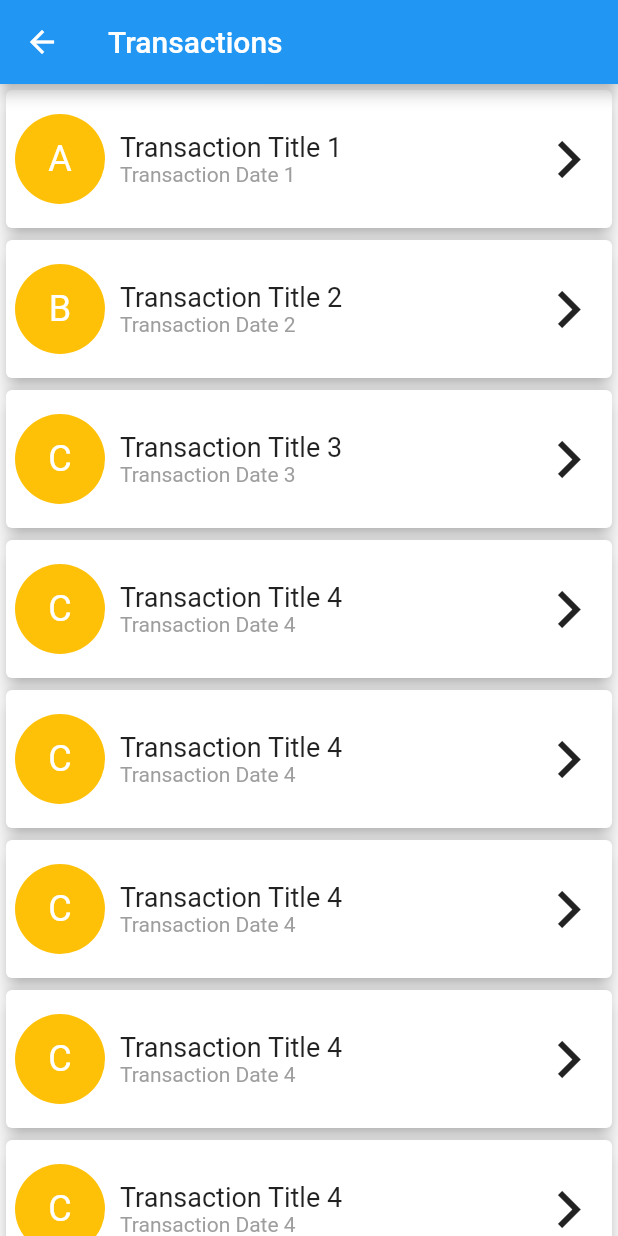
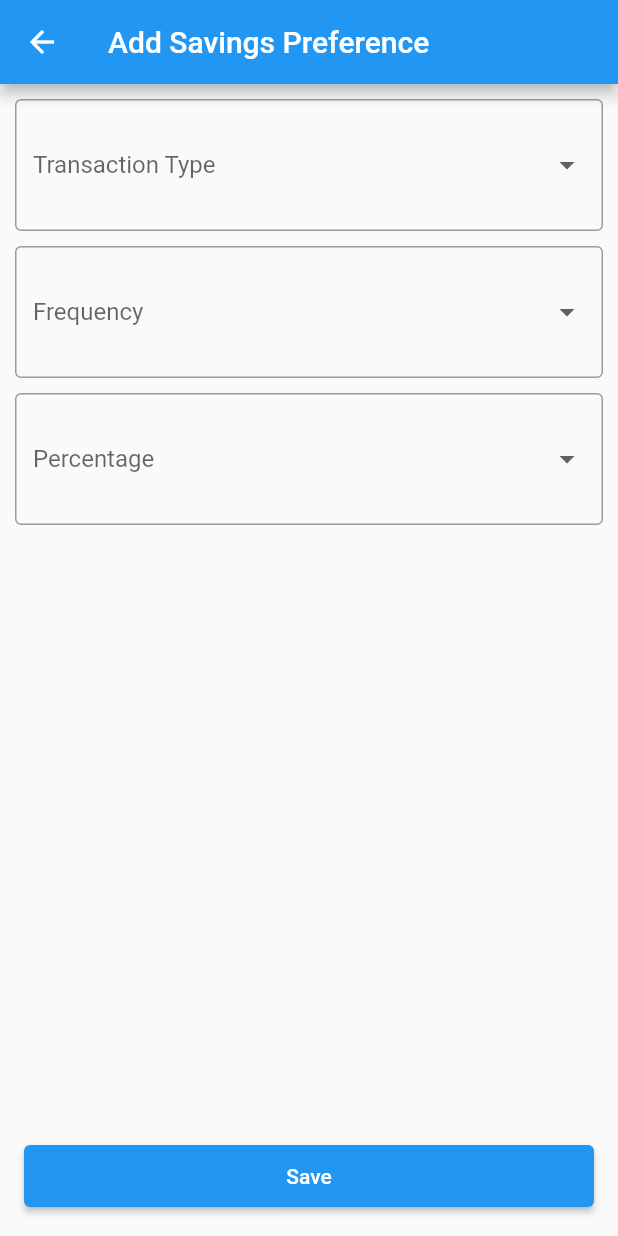
Before and after one commit to travycent/savings_wallet_mobile, a Flutter app: the HomePage screen opened directly, after a tap on "Pay Bill", on a phone screen of 412 x 824 dp. Run offline on Flutter 3.47's test engine with Material 2 defaults, Android fonts, the phone set to English and light mode, and no system bars; our stand-ins replace animated_splash_screen, page_transition.

Commit message:
Added Add Savings Preferences

```diff
--- /dev/null
+++ b/lib/screens/banking/add_savings_preferences_page.dart
@@ -0,0 +1,289 @@
+import 'package:flutter/material.dart';
+class AddSavingsPreferencePage extends StatefulWidget {
+  const AddSavingsPreferencePage({ Key? key }) : super(key: key);
+
+  @override
+  State<AddSavingsPreferencePage> createState() => _AddSavingsPreferencePageState();
+}
+class _AddSavingsPreferencePageState extends State<AddSavingsPreferencePage> {
+    final String? title="Add Savings Preference";
+  String? _selectedTransaction;
+  String? _selectedFrequency;
+  String? _selectedPercentage;
+    // Sample data for dynamic text
+  List<String>? _transactionTypesItems = ["Option 1", "Option 2", "Option 3"];
+  List<String>? _selectedFrequeciesItems = ["Choice A", "Choice B", "Choice C"];
+  List<String>? _selectedPercentagesItems = ["Item X", "Item Y", "Item Z"];
+
+  @override
+  Widget build(BuildContext context) {
+    return Scaffold(
+      appBar: AppBar(
+        title: Text(title!),
+      ),
+      body: Column(
+        mainAxisAlignment: MainAxisAlignment.spaceBetween,
+        children: [
+          Expanded(
+            child: Center(
+              child: Padding(
+                padding: const EdgeInsets.all(10.0),
+                child: Column(
+                  crossAxisAlignment: CrossAxisAlignment.start,
+                  children: [
+                    // Transaction Type DropDown
+                    InputDecorator(
+                      decoration: const InputDecoration(
+                        border: OutlineInputBorder(
+                          borderSide: BorderSide(color: Colors.black),
+                        ),
+                      ),
+                      child: DropdownButtonHideUnderline(
+                        child: DropdownButton<String>(
+                          value: _selectedTransaction,
+                          hint: const Text('Transaction Type'),
+                          onChanged: (selectedValue) {
+                            setState(() {
+                              _selectedTransaction = selectedValue;
+                            });
+                          },
+                          items: _transactionTypesItems!.map((item) {
+                            return DropdownMenuItem<String>(
+                              value: item,
+                              child: Text(item),
+                            );
+                          }).toList(),
+                          style: const TextStyle(
+                            fontSize: 16,
+                            color: Colors.black,
+                          ),
+                          icon: const Icon(Icons.arrow_drop_down),
+                          isExpanded: true,
+                        ),
+                      ),
+                    ),
+                    const SizedBox(height: 10.0),
+                    // Frequency Type DropDown
+                    InputDecorator(
+                      decoration: const InputDecoration(
+                        border: OutlineInputBorder(
+                          borderSide: BorderSide(color: Colors.black),
+                        ),
+                      ),
+                      child: DropdownButtonHideUnderline(
+                        child: DropdownButton<String>(
+                          value: _selectedFrequency,
+                          hint: const Text('Frequency'),
+                          onChanged: (selectedValue) {
+                            setState(() {
+                              _selectedFrequency = selectedValue;
+                            });
+                          },
+                          items: _selectedFrequeciesItems!.map((item) {
+                            return DropdownMenuItem<String>(
+                              value: item,
+                              child: Text(item),
+                            );
+                          }).toList(),
+                          style: const TextStyle(
+                            fontSize: 16,
+                            color: Colors.black,
+                          ),
+                          icon: const Icon(Icons.arrow_drop_down),
+                          isExpanded: true,
+                        ),
+                      ),
+                    ),
+                    const SizedBox(height: 10.0),
+                    // Percentage DropDown
+                    InputDecorator(
+                      decoration: const InputDecoration(
+                        border: OutlineInputBorder(
+                          borderSide: BorderSide(color: Colors.black),
+                        ),
+                      ),
+                      child: DropdownButtonHideUnderline(
+                        child: DropdownButton<String>(
+                          value: _selectedPercentage,
+                          hint: const Text('Percentage'),
+                          onChanged: (selectedValue) {
+                            setState(() {
+                              _selectedPercentage = selectedValue;
+                            });
+                          },
+                          items: _selectedPercentagesItems!.map((item) {
+                            return DropdownMenuItem<String>(
+                              value: item,
+                              child: Text(item),
+                            );
+                          }).toList(),
+                          style: const TextStyle(
+                            fontSize: 16,
+                            color: Colors.black,
+                          ),
+                          icon: const Icon(Icons.arrow_drop_down),
+                          isExpanded: true,
+
+                        ),
+                      ),
+                    ),
+                  ],
+                ),
+              ),
+            ),
+          ),
+          Padding(
+            padding: const EdgeInsets.all(16.0),
+            child: ElevatedButton(
+              child: const Text("Save"),
+              style: ElevatedButton.styleFrom(
+                // Use percentages to set the minimum size
+                minimumSize: const Size(100.0, 10.0) /
+                    100.0 *
+                    MediaQuery.of(context).size.width,
+              ),
+              onPressed: () {
+                // Todo
+              },
+            ),
+          ),
+        ],
+      ),
+    );
+  }
+}
+
+
+// class _AddSavingsPreferencePageState extends State<AddSavingsPreferencePage> {
+//   final String? title="Add Savings Preference";
+//   String? _selectedTransaction;
+//   String? _selectedFrequency;
+//   String? _selectedPercentage;
+//     // Sample data for dynamic text
+//   List<String>? _transactionTypesItems = ["Option 1", "Option 2", "Option 3"];
+//   List<String>? _selectedFrequeciesItems = ["Choice A", "Choice B", "Choice C"];
+//   List<String>? _selectedPercentagesItems = ["Item X", "Item Y", "Item Z"];
+//   @override
+//   Widget build(BuildContext context) {
+//     return Scaffold(
+//       appBar: AppBar(
+//         title: Text(title!),
+//       ),
+//       body: Column(
+//         mainAxisAlignment: MainAxisAlignment.spaceBetween,
+//         children: [
+//           Expanded(
+//             child: Center(
+//               child: Padding(
+//                 padding: const EdgeInsets.all(10.0),
+//                 child: Column(
+//                   crossAxisAlignment: CrossAxisAlignment.start,
+//                   children: [
+//                     //Transaction Type DropDown
+//                     InputDecorator(
+//                       decoration: const InputDecoration(
+//                         border: OutlineInputBorder(
+//                           borderSide: BorderSide(color: Colors.black),
+//                         ),
+//                       ),
+//                       child:DropdownButtonHideUnderline(
+//                         child:DropdownButton<String>(
+//                           value: _selectedTransaction,
+//                           hint: const Text('Transaction Type'),
+//                           onChanged: (selectedValue){
+//                             setState(() {
+//                               _selectedTransaction = selectedValue;
+//                             });
+//                           },
+//                           items: _transactionTypesItems!.map((item){
+//                             return DropdownMenuItem<String>(
+//                               value: item,
+//                               child: Text(item),
+//                             );
+//                           }).toList(),
+
+//                         ),
+//                       ),
+
+//                     ),
+//                     const SizedBox(height: 2.0),
+//                     //Frequency Type DropDown
+//                     InputDecorator(
+//                       decoration: const InputDecoration(
+//                         border: OutlineInputBorder(
+//                           borderSide: BorderSide(color: Colors.black),
+//                         ),
+//                       ),
+//                       child:DropdownButtonHideUnderline(
+//                         child:DropdownButton<String>(
+//                           value: _selectedFrequency,
+//                           hint: const Text('Frequency'),
+//                           onChanged: (selectedValue){
+//                             setState(() {
+//                               _selectedFrequency = selectedValue;
+//                             });
+//                           },
+//                           items: _selectedFrequeciesItems!.map((item){
+//                             return DropdownMenuItem<String>(
+//                               value: item,
+//                               child: Text(item),
+//                             );
+//                           }).toList(),
+
+//                         ),
+//                       ),
+
+//                     ),
+//                     const SizedBox(height: 2.0),
+//                     //Percentage DropDown
+//                     InputDecorator(
+//                       decoration: const InputDecoration(
+//                         border: OutlineInputBorder(
+//                           borderSide: BorderSide(color: Colors.black),
+//                         ),
+//                       ),
+//                       child:DropdownButtonHideUnderline(
+//                         child:DropdownButton<String>(
+//                           value: _selectedPercentage,
+//                           hint: const Text('Percentage'),
+//                           onChanged: (selectedValue){
+//                             setState(() {
+//                               _selectedPercentage = selectedValue;
+//                             });
+//                           },
+//                           items: _selectedPercentagesItems!.map((item){
+//                             return DropdownMenuItem<String>(
+//                               value: item,
+//                               child: Text(item),
+//                             );
+//                           }).toList(),
+
+//                         ),
+//                       ),
+
+//                     ),
+//                     const SizedBox(height: 2.0),
+//                   ],
+//                 ),
+//               ),
+//             ),
+//           ),
+//           Padding(
+//             padding: const EdgeInsets.all(16.0),
+//             child: ElevatedButton(
+//               child: const Text("Save"),
+//               style: ElevatedButton.styleFrom(
+//                 // Use percentages to set the minimum size
+//                 minimumSize:const Size(100.0, 10.0) / 100.0 * MediaQuery.of(context).size.width,
+//               ),
+//               onPressed: (){
+//               // Todo
+//               },
+//             ),
+//           ),
+//         ],
+//       ),
+
+//     );
+//   }
+// }
--- a/lib/screens/banking/home_page.dart
+++ b/lib/screens/banking/home_page.dart
@@ -7,6 +7,7 @@ import 'package:nssf_e_wallet/screens/banking/send_page.dart';
 import 'package:nssf_e_wallet/screens/banking/paybill_page.dart';
 import 'package:nssf_e_wallet/screens/banking/savings_target_page.dart';
 import 'package:nssf_e_wallet/screens/banking/transactions_page.dart';
+import 'package:nssf_e_wallet/screens/banking/add_savings_preferences_page.dart';
 class HomePage extends StatefulWidget {
   const HomePage({ Key? key }) : super(key: key);
 
@@ -182,7 +183,7 @@ class _HomePageState extends State<HomePage> {
                             //Move to the withdraw screen
                             Navigator.push(
                               context,
-                              MaterialPageRoute(builder:(context) => const TransactionsPage()),
+                              MaterialPageRoute(builder:(context) => const AddSavingsPreferencePage()),
                             );
                           },
                         ),
```
Also changed, not shown: lib/screens/banking/savings_preferences_page.dart (added).
